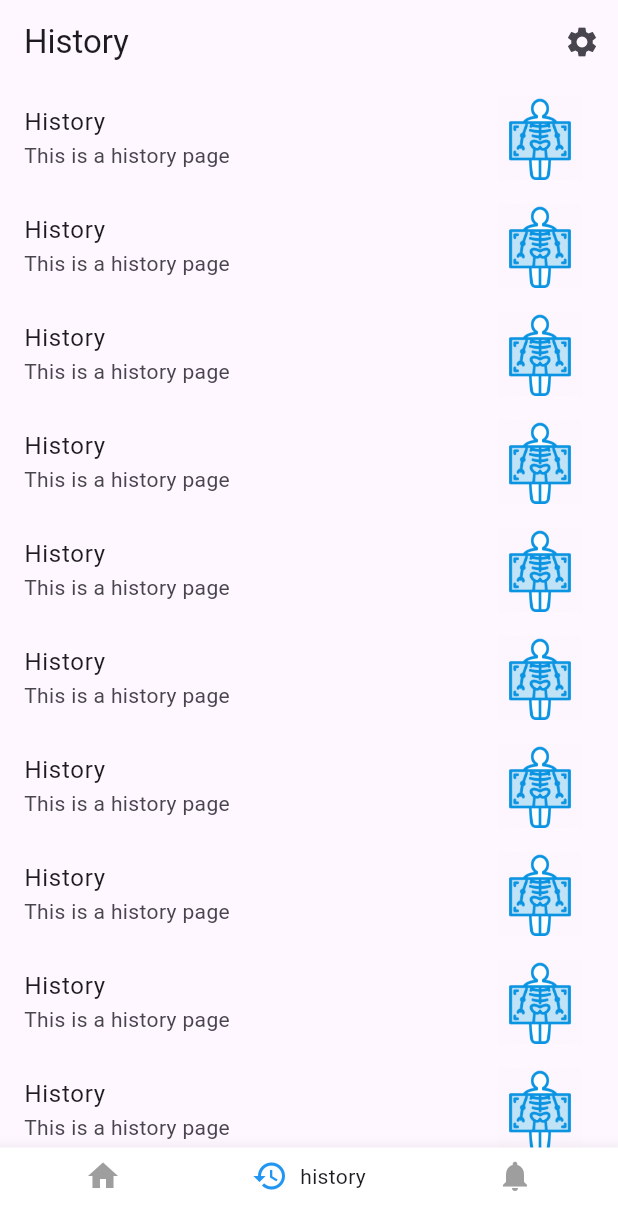
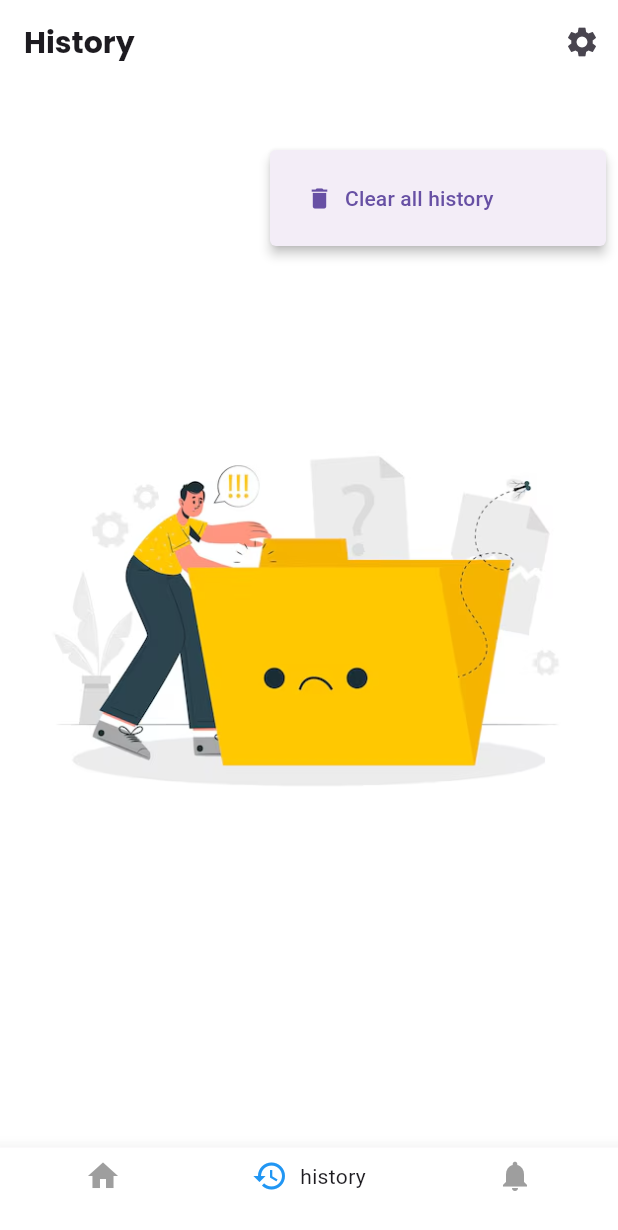
Before and after one commit to H0SAM7/X-Ray, a Flutter app: the screen it shows after launch, item 2 of the bottom bar chosen, after a tap on the "settings" icon, on a phone screen of 412 x 824 dp. Shown: the top 1230 px of the screen. Run offline on Flutter 3.47's test engine with Material 3 defaults, Android fonts, the light colour scheme and no system bars; our stand-ins replace bloc, cloud_firestore, firebase_auth, firebase_core, flutter_bloc, flutter_spinkit and 7 more; missing offline and left inert: flutter_timer_countdown, tflite_flutter; accounts and stored records are empty.

Commit message:
history done

```diff
--- a/lib/constants.dart
+++ b/lib/constants.dart
@@ -5,3 +5,4 @@ const int timerCounter = 90;
 
 
 const String modelPath='assets/model_dicom_cancer2.tflite';
+const String kSearchHistoryBox='history';
--- /dev/null
+++ b/lib/core/models/search_model.dart
@@ -0,0 +1,15 @@
+import 'dart:io';
+import 'dart:typed_data';
+
+import 'package:hive/hive.dart';
+import 'package:image_picker/image_picker.dart';
+part 'search_model.g.dart';
+@HiveType(typeId: 0)
+class SearchModel extends HiveObject{
+  @HiveField(0)
+  final String result;
+    @HiveField(1)
+  final Uint8List imageBytes;
+
+  SearchModel({required this.result, required this.imageBytes, File? pickedFile});
+}
--- a/lib/core/utils/assets.dart
+++ b/lib/core/utils/assets.dart
@@ -18,6 +18,10 @@ class Assets {
   /// assets/images/logo.png
   static const String imagesLogo = "assets/images/logo.png";
 
+  /// Assets for imagesNohistory
+  /// assets/images/nohistory.png
+  static const String imagesNohistory = "assets/images/nohistory.png";
+
   /// Assets for imagesNotifications
   /// assets/images/notifications.png
   static const String imagesNotifications = "assets/images/notifications.png";
--- a/lib/core/widgets/custom_container.dart
+++ b/lib/core/widgets/custom_container.dart
@@ -4,9 +4,10 @@ import 'package:x_ray2/core/utils/app_styles.dart';
 
 class CustomContainer extends StatelessWidget {
   const CustomContainer({
-    super.key, this.onTap, this.child, this.color,
+    super.key, this.onTap, this.child, this.color, this.height,
   });
  final Color? color;
+ final double? height;
   final Widget? child;
 final void Function()? onTap;
   @override
@@ -14,7 +15,7 @@ final void Function()? onTap;
     return GestureDetector(
       onTap: onTap,
       child: Container(
-        height: 50,
+        height:height?? 50,
         width: 300,
         decoration: BoxDecoration(
           color: color?? const Color.fromARGB(255, 68, 92, 212),
--- /dev/null
+++ b/lib/fetures/ai/views/save_data.dart
@@ -0,0 +1,24 @@
+import 'dart:developer';
+
+import 'package:x_ray2/constants.dart';
+import 'package:x_ray2/core/models/search_model.dart';
+import 'package:hive/hive.dart';
+import 'package:hive_flutter/adapters.dart';
+
+addHistory(SearchModel searchModel) async {
+  try {
+    var historyBox = Hive.box<SearchModel>(kSearchHistoryBox);
+    await historyBox.add(searchModel);
+      log('Image and result saved to Hive');
+
+  } catch (e) {
+  log('Image and result errrrrrrrrrr saved to Hive');
+
+  }
+}
+
+List<SearchModel>? history;
+fetchAllHistory() {
+  var noteBox = Hive.box<SearchModel>(kSearchHistoryBox);
+  history = noteBox.values.toList();
+}
--- a/lib/fetures/home/views/history_view.dart
+++ b/lib/fetures/home/views/history_view.dart
@@ -1,19 +1,66 @@
+import 'dart:developer';
+
 import 'package:flutter/material.dart';
+import 'package:x_ray2/constants.dart';
+import 'package:x_ray2/core/models/search_model.dart';
+import 'package:x_ray2/core/utils/app_styles.dart';
 import 'package:x_ray2/core/utils/assets.dart';
-
-class HistoryView extends StatelessWidget {
+import 'package:x_ray2/fetures/ai/views/save_data.dart';
+import 'package:hive/hive.dart';
+import 'package:hive_flutter/adapters.dart';
+class HistoryView extends StatefulWidget {
   const HistoryView({super.key});
   static String id = 'HistoryView';
+
+  @override
+  State<HistoryView> createState() => _HistoryViewState();
+}
+
+class _HistoryViewState extends State<HistoryView> {
+    Future<void> clearHistory() async {
+    final box = Hive.box<SearchModel>(kSearchHistoryBox);
+    await box.clear();
+    history?.clear();
+    log('All entries in the historyBox have been cleared.');
+  }
+  @override
+  void initState() {
+    fetchAllHistory();
+    setState(() {});
+    super.initState();
+  }
+
   @override
   Widget build(BuildContext context) {
     return Scaffold(
+      backgroundColor: Colors.white,
       appBar: AppBar(
-        title: Text('History'),
+                 backgroundColor: Colors.white,
+
+elevation: 0,
+        title: Text(
+          'History',
+          style: AppStyles.poppinsStylebold20,
+        ),
         actions: [
           IconButton(
             icon: Icon(Icons.settings),
             onPressed: () {
-
+              showMenu(
+                context: context,
+                position: RelativeRect.fromLTRB(100, 100, 0, 0),
+                items: [
+                  PopupMenuItem(
+                    child: TextButton.icon(
+                        label: Text('Clear all history'),
+                        onPressed: () async{
+                             await clearHistory();
+                          setState(() {});
+                        },
+                        icon: Icon(Icons.delete)),
+                  ),
+                ],
+              );
             },
           ),
         ],
@@ -21,14 +68,15 @@ class HistoryView extends StatelessWidget {
       body: SafeArea(
         child: Column(
           children: [
-            Expanded(
+            history == null || history!.isEmpty
+                ? Expanded(
+                    child: Center(child: Image.asset(Assets.imagesNohistory)))
+                : Expanded(
                     child: ListView.builder(
-                itemCount: 10,
+                      itemCount: history!.length,
                       itemBuilder: (context, ind) {
-                  return ListTile(
-                    title: Text('History'),
-                    subtitle: Text('This is a history page'),
-                    trailing: Image.asset(Assets.imagesLogo),
+                        return CustomHistoryCard(
+                          searchModel: history![ind],
                         );
                       },
                     ),
@@ -39,3 +87,24 @@ class HistoryView extends StatelessWidget {
     );
   }
 }
+
+class CustomHistoryCard extends StatelessWidget {
+  const CustomHistoryCard({
+    super.key,
+    required this.searchModel,
+  });
+  final SearchModel searchModel;
+  @override
+  Widget build(BuildContext context) {
+    return ListTile(
+      title: Text('History'),
+      subtitle: Text(searchModel.result),
+      trailing: Image.memory(
+        searchModel.imageBytes, // Display the image
+        height: 200,
+        width: 200,
+        fit: BoxFit.cover,
+      ),
+    );
+  }
+}
--- a/lib/fetures/home/views/home_view.dart
+++ b/lib/fetures/home/views/home_view.dart
@@ -13,6 +13,8 @@ class HomeView extends StatelessWidget {
     return Scaffold(
       backgroundColor: Colors.white,
       appBar: AppBar(
+        elevation: 0,
+         backgroundColor: Colors.white,
         title: Text(
           "My Doctor",
           style: AppStyles.styleMeduim24,
--- a/lib/fetures/home/views/notifi_view.dart
+++ b/lib/fetures/home/views/notifi_view.dart
@@ -1,5 +1,6 @@
 import 'package:firebase_auth/firebase_auth.dart';
 import 'package:flutter/material.dart';
+import 'package:x_ray2/core/utils/app_styles.dart';
 import 'package:x_ray2/core/utils/assets.dart';
 import 'package:x_ray2/fetures/splash/views/start_view.dart';
 
@@ -9,8 +10,14 @@ class NotifiView extends StatelessWidget {
   @override
   Widget build(BuildContext context) {
     return Scaffold(
+      backgroundColor: Colors.white,
       appBar: AppBar(
-        title: Text('Notifications'),
+         backgroundColor: Colors.white,
+        elevation: 0,
+        title: Text(
+          'Notifications',
+          style: AppStyles.poppinsStylebold20,
+        ),
         actions: [
           IconButton(
             icon: Icon(Icons.settings),
--- a/lib/main.dart
+++ b/lib/main.dart
@@ -1,14 +1,22 @@
 import 'package:flutter/material.dart';
 import 'package:flutter_bloc/flutter_bloc.dart';
 import 'package:x_ray2/bloc_observer.dart';
+import 'package:x_ray2/constants.dart';
+import 'package:x_ray2/core/models/search_model.dart';
 import 'package:x_ray2/core/routes/app_routes.dart';
 import 'package:x_ray2/fetures/auth/manager/auth_cubit/auth_cubit.dart';
 import 'package:x_ray2/firebase_options.dart';
 import 'package:firebase_core/firebase_core.dart';
+import 'package:hive_flutter/hive_flutter.dart';
 
 void main() async {
+    await Hive.initFlutter();
+
   WidgetsFlutterBinding.ensureInitialized();
   Bloc.observer = SimpleBlocObserever();
+    Hive.registerAdapter(SearchModelAdapter());
+  await Hive.openBox<SearchModel>(kSearchHistoryBox);
+
   await Firebase.initializeApp(
     options: DefaultFirebaseOptions.currentPlatform,
   );
--- a/pubspec.yaml
+++ b/pubspec.yaml
@@ -42,6 +42,8 @@ dependencies:
   flutter_timer_countdown: ^1.0.7
   google_fonts: ^6.2.1
   google_sign_in: ^6.2.1
+  hive: ^2.2.3
+  hive_flutter: ^1.1.0
   image: ^4.2.0
   image_picker: ^1.1.2
   loading_indicator: ^3.1.1
@@ -51,6 +53,8 @@ dependencies:
   tflite_flutter: 0.11.0
 
 dev_dependencies:
+  build_runner: ^2.4.12
+  hive_generator: ^2.0.1
   flutter_lints: ^5.0.0
   flutter_test:
     sdk: flutter
```
Also changed, not shown: lib/fetures/ai/views/ml_model.dart (+17 -6 lines), assets/images/nohistory.png (added), lib/core/models/search_model.g.dart (added), pubspec.lock, 2 other files. Lines whose indentation alone changed are shown as unchanged.
